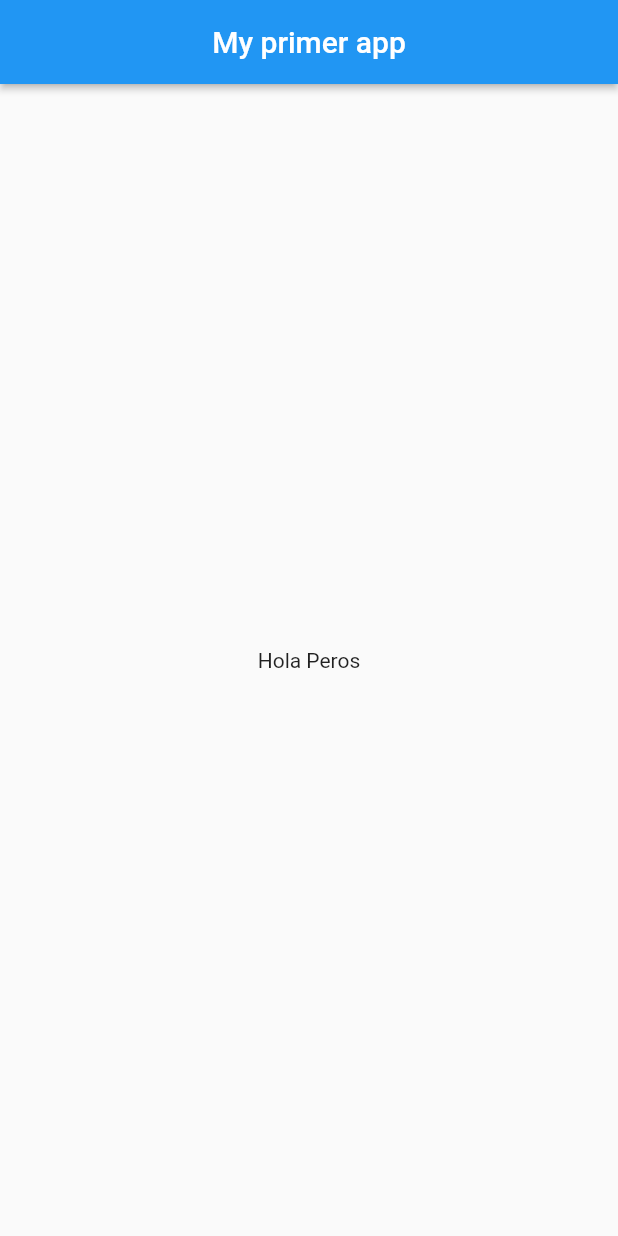
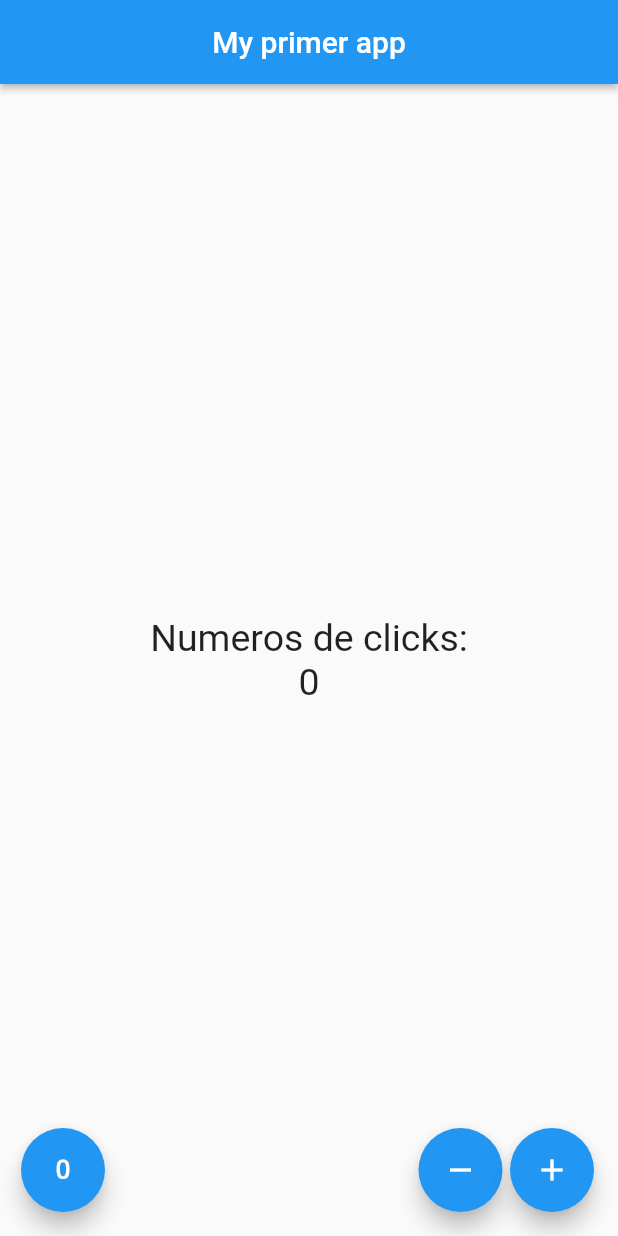
Before and after one commit to DanielGoycochea/flutter_1, a Flutter app: the screen it shows after launch, on a phone screen of 412 x 824 dp. Run offline on Flutter 3.47's test engine with Material 2 defaults, Android fonts, the phone set to English and light mode, and no system bars.

Commit message:
final counter

```diff
--- a/lib/src/app.dart
+++ b/lib/src/app.dart
@@ -1,12 +1,12 @@
 import 'package:flutter/material.dart';
-import 'package:flutter_application_1/src/pages/home_page.dart';
+import 'package:flutter_application_1/src/pages/counter_page.dart';
 
 class MyApp extends StatelessWidget {
   @override
   Widget build(context) {
     return MaterialApp(
       home: Center(
-       child: HomePage(),
+       child: CounterPage(),
     )
     );
   }
--- /dev/null
+++ b/lib/src/pages/counter_page.dart
@@ -0,0 +1,75 @@
+import 'package:flutter/material.dart';
+
+class CounterPage extends StatefulWidget {
+  @override
+  createState() => _CounterPageState();
+}
+
+class _CounterPageState extends State<CounterPage> {
+  final _textStyle = new TextStyle(fontSize: 25);
+  int _count = 0;
+
+  @override
+  Widget build(BuildContext context) {
+    return Scaffold(
+        appBar: AppBar(
+          title: Text("My primer app"),
+          centerTitle: true,
+          elevation: 2.0,
+        ),
+        body: Center(
+            child: Column(
+          mainAxisAlignment: MainAxisAlignment.center,
+          children: [
+            Text(
+              "Numeros de clicks:",
+              style: _textStyle,
+            ),
+            Text(
+              '$_count',
+              style: _textStyle,
+            )
+          ],
+        )),
+        floatingActionButton: _createButtons());
+  }
+
+  Widget _createButtons() {
+    return Row(
+      mainAxisAlignment: MainAxisAlignment.end,
+      children: <Widget>[
+        SizedBox(
+          width: 30,
+        ),
+        FloatingActionButton(
+          onPressed: _reset,
+          child: Icon(Icons.exposure_zero),
+        ),
+        Expanded(child: SizedBox()),
+        FloatingActionButton(
+          onPressed: _subtraction,
+          child: Icon(Icons.remove),
+        ),
+        SizedBox(
+          width: 5.00,
+        ),
+        FloatingActionButton(
+          onPressed: _add,
+          child: Icon(Icons.add),
+        ),
+      ],
+    );
+  }
+
+  void _add() {
+    setState(() => _count++);
+  }
+
+  void _subtraction() {
+    setState(() => _count--);
+  }
+
+  void _reset() {
+    setState(() => _count = 0);
+  }
+}
--- a/lib/src/pages/home_page.dart
+++ b/lib/src/pages/home_page.dart
@@ -1,17 +1,7 @@
 import 'package:flutter/material.dart';
 
 class HomePage extends StatelessWidget {
-  @override
-  Widget build(BuildContext context) {
-    return Scaffold(
-      appBar: AppBar(
-        title: Text("My primer app"),
-        centerTitle: true,
-        elevation: 2.0,
-      ) ,
-      body: Center(
-        child: Text("Hola Peros")
-      ),
-    );
-  }
+
+
+
 }
```
